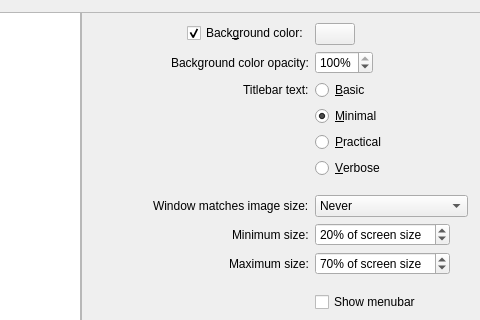
The window that src/qvoptionsdialog.ui (howareyouo/qView) describes before a commit, drawn with Qt 5; both pictures show x 81 to 561 and y 0 to 320 of the 660 by 620 pixel window.
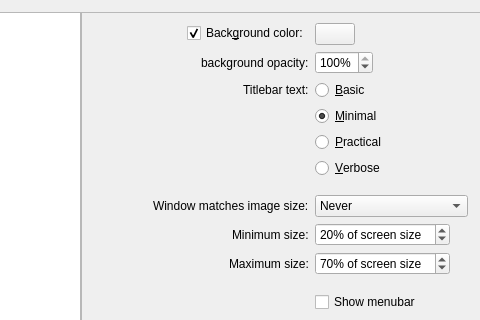
The same window after the commit.

Commit message: refactor: update UI labels for clarity and adjust layout margins

The edit to the form file:
```diff
--- a/src/qvoptionsdialog.ui
+++ b/src/qvoptionsdialog.ui
@@ -125,7 +125,7 @@
              <string>Set the opacity of the background color behind the image. Lower values let your desktop show through the window</string>
             </property>
             <property name="text">
-             <string>Background color opacity:</string>
+             <string>background opacity:</string>
             </property>
            </widget>
           </item>
```
Left out of the diff: 2 changed lines with no effect on the pictures. The commit also changes 1 other file.
